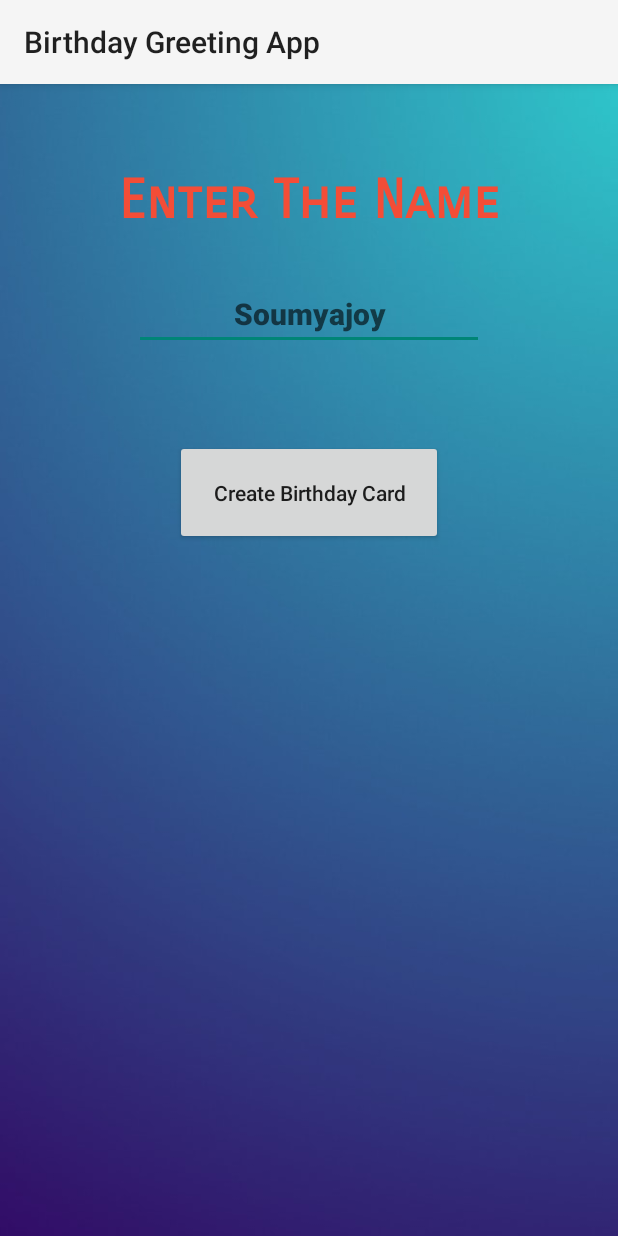
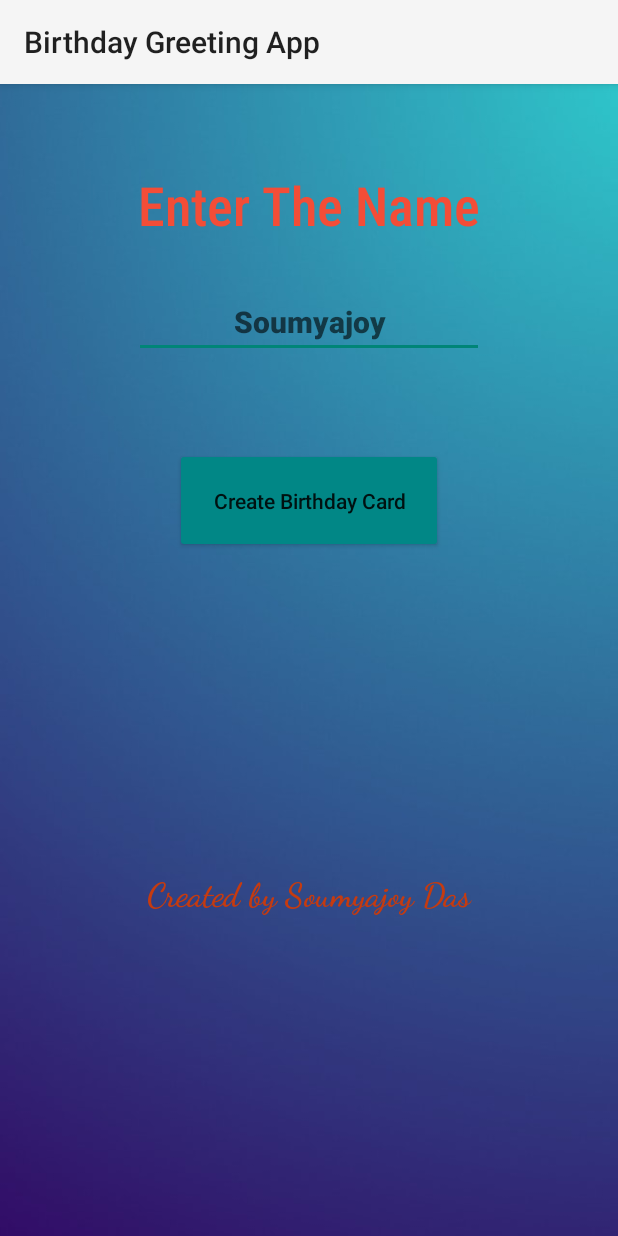
Before and after one commit to soumyajoy01/birthdaygreetingapp, an Android app: the screen it shows after launch (MainActivity), on a phone screen of 412 x 824 dp. Run offline under Robolectric (Android 15) with nearby library versions, the light colour scheme and no system bars.

Commit message:
UI UX Updated

```diff
--- a/app/src/main/res/layout/activity_main.xml
+++ b/app/src/main/res/layout/activity_main.xml
@@ -9,8 +9,8 @@
     <ImageView
         android:layout_width="match_parent"
         android:layout_height="match_parent"
-        android:src="@drawable/start"
-        android:scaleType="centerCrop"/>
+        android:scaleType="centerCrop"
+        android:src="@drawable/start" />
 
     <TextView
         android:id="@+id/helperMessage"
@@ -22,9 +22,22 @@
         app:layout_constraintStart_toStartOf="parent"
         app:layout_constraintTop_toTopOf="parent"
         android:textSize="36sp"
-        android:fontFamily="sans-serif-smallcaps"
+        android:fontFamily="sans-serif-condensed-light"
         android:textColor="#F34D37"
         android:textStyle="bold"/>
+
+    <TextView
+        android:layout_width="wrap_content"
+        android:layout_height="wrap_content"
+        android:text="@string/created_by_soumyajoy_das"
+        android:textStyle="bold"
+        android:textSize="22sp"
+        android:fontFamily="cursive"
+        android:textColor="#C53B10"
+        app:layout_constraintBottom_toBottomOf="parent"
+        app:layout_constraintEnd_toEndOf="parent"
+        app:layout_constraintStart_toStartOf="parent"
+        app:layout_constraintTop_toBottomOf="@+id/createBirthdayButton" />
 
     <EditText
         android:id="@+id/nameInput"
@@ -54,6 +67,7 @@
         app:layout_constraintStart_toStartOf="parent"
         android:textAllCaps="false"
         android:padding="25dp"
+        android:backgroundTint="@color/teal_700"
         android:onClick="createBirthdayCard"
         app:layout_constraintTop_toBottomOf="@+id/nameInput" />
 </androidx.constraintlayout.widget.ConstraintLayout>
--- a/app/src/main/res/values/strings.xml
+++ b/app/src/main/res/values/strings.xml
@@ -3,4 +3,5 @@
     <string name="enter_the_name">Enter The Name</string>
     <string name="create_birthday_card">Create Birthday Card</string>
     <string name="input_hint_text">Soumyajoy</string>
+    <string name="created_by_soumyajoy_das">Created by Soumyajoy Das</string>
 </resources>
```
